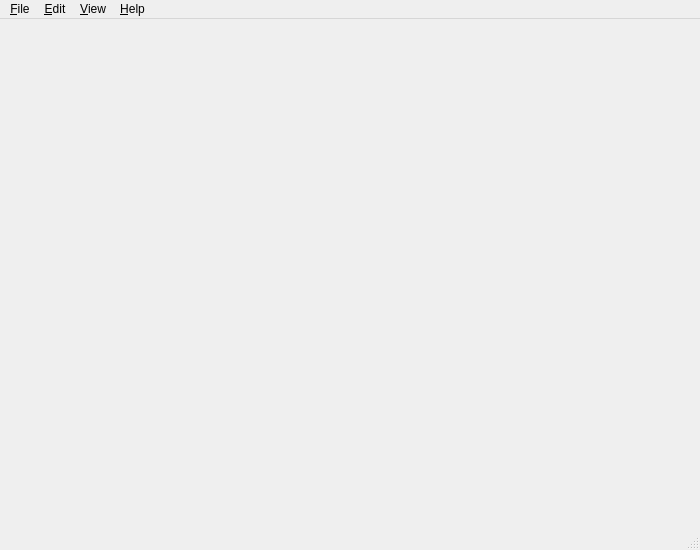
This is resources/forms/MainWindowDesign.ui in einaru/luma as Qt 5 draws it before an edit. The edited form follows.
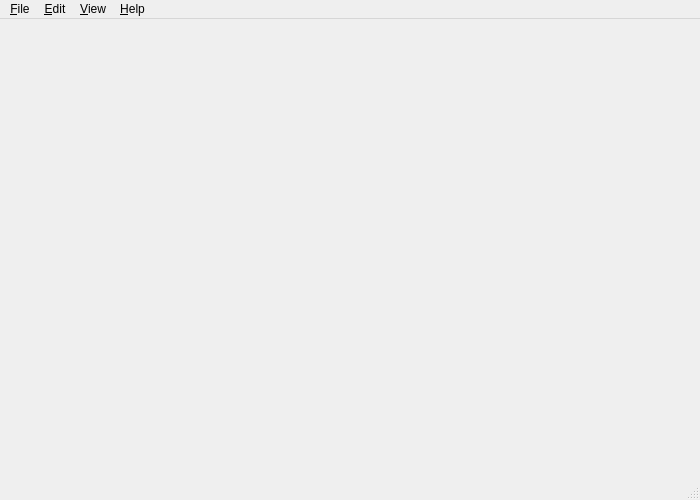
This is the edited form.

Commit message: Preparing to merge into develop

Patch:
```diff
--- a/resources/forms/MainWindowDesign.ui
+++ b/resources/forms/MainWindowDesign.ui
@@ -8,7 +8,7 @@
     <x>0</x>
     <y>0</y>
     <width>700</width>
-    <height>550</height>
+    <height>500</height>
    </rect>
   </property>
   <property name="windowTitle">
```
